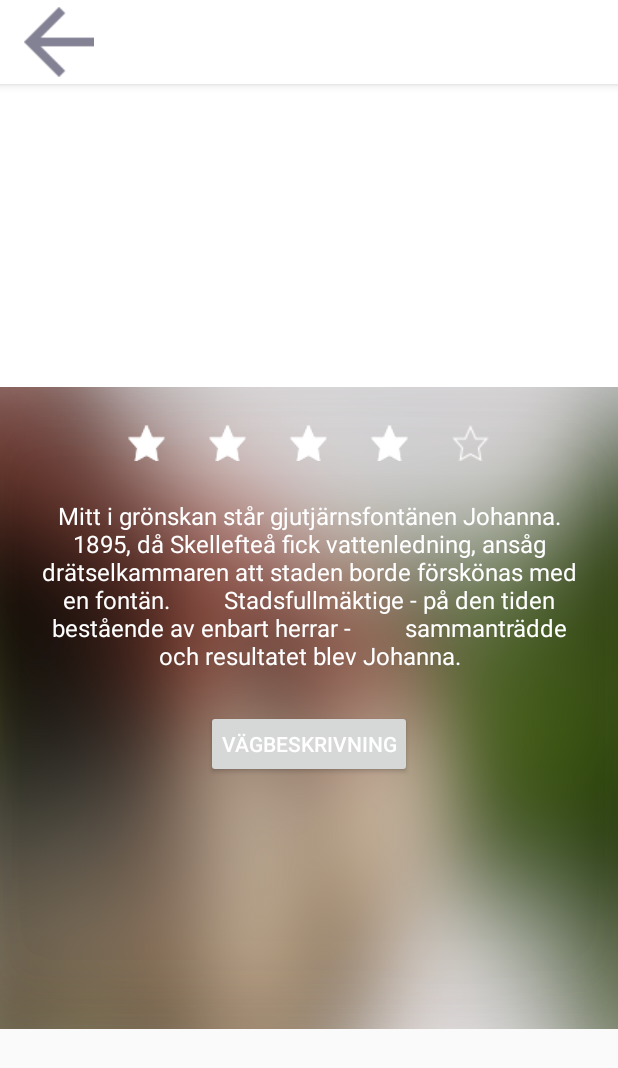
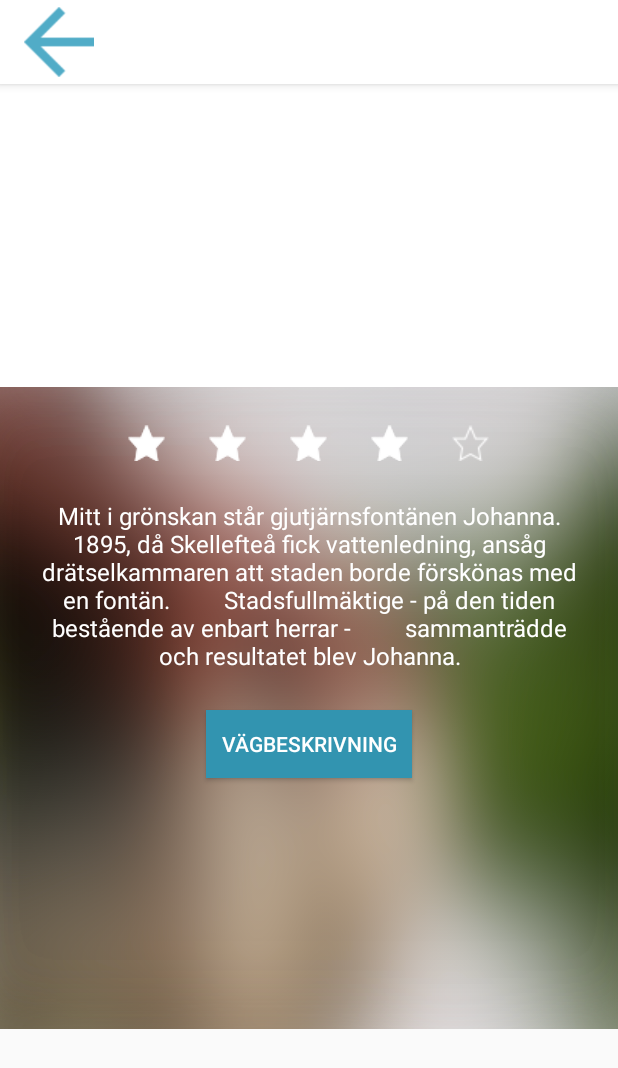
Before and after one commit to MiniPrinsen/senseSmartApp2, an Android app: the fragment InfoFragment shown on its own in the app's theme, on a phone screen of 412 x 824 dp. Shown: the top 1068 px of the screen. Run offline under Robolectric (Android 15) with nearby library versions, the light colour scheme and no system bars.

Commit message:
Minor changes

```diff
--- a/app/src/main/java/com/example/gustaf/touchpoint/Fragment/GoogleMapsFragment.java
+++ b/app/src/main/java/com/example/gustaf/touchpoint/Fragment/GoogleMapsFragment.java
@@ -80,7 +80,4 @@ public class GoogleMapsFragment extends Fragment implements OnMapReadyCallback {
             Log.d("Location not accessed", "Security Exception");
         }
     }
-    public void getLongitude() {
-
-    }
 }
--- a/app/src/main/java/com/example/gustaf/touchpoint/Fragment/InfoFragment.java
+++ b/app/src/main/java/com/example/gustaf/touchpoint/Fragment/InfoFragment.java
@@ -3,11 +3,13 @@ package com.example.gustaf.touchpoint.Fragment;
 
 import android.annotation.TargetApi;
 import android.content.Intent;
+import android.graphics.Color;
 import android.net.Uri;
 import android.os.Build;
 import android.os.Bundle;
 import android.support.v4.app.Fragment;
 import android.support.v7.widget.Toolbar;
+import android.util.Log;
 import android.view.Gravity;
 import android.view.LayoutInflater;
 import android.view.View;
@@ -67,7 +69,8 @@ public class InfoFragment extends Fragment
         mScrollView.getViewTreeObserver().addOnScrollChangedListener(new ScrollPositionObserver());
         ImageView imgview = new ImageView(getContext());
         imgview.setImageResource(R.drawable.ic_arrow_back);
-        imgview.setColorFilter(R.color.colorPrimary);
+        int color = Color.parseColor("#51ACC7");
+        imgview.setColorFilter(color);
         setToolbarTitle(toolbarTitle);
         imgview.setLayoutParams(new Toolbar.LayoutParams(70,70, Gravity.START));
         toolbar.addView(imgview);
@@ -90,6 +93,7 @@ public class InfoFragment extends Fragment
         });
         new DownloadImageTask((ImageView) rootView.findViewById(R.id.imageView1))
                 .execute("http://ellesmerecollegetitans.co.uk/wp-content/uploads/2017/05/officially-amazing_brand_logo_image_bid.png");
+                Log.d("LOGGAR","Nu är jag här");
 
         return rootView;
     }
--- a/app/src/main/res/layout/fragment_info.xml
+++ b/app/src/main/res/layout/fragment_info.xml
@@ -108,6 +108,7 @@ SINCE THE WHOLE PAGE WILL BE SCROLLABLE.-->
                 android:text="VÄGBESKRIVNING"
                 android:textColor="@color/colorWhite"
                 android:layout_centerHorizontal="true"
+                android:background="@color/colorPrimaryDark"
                 />
         </RelativeLayout>
     </ScrollView>
```
Also changed, not shown: app/src/main/java/com/example/gustaf/touchpoint/Fragment/ChatWindowFragment.java (+3 -8 lines).
